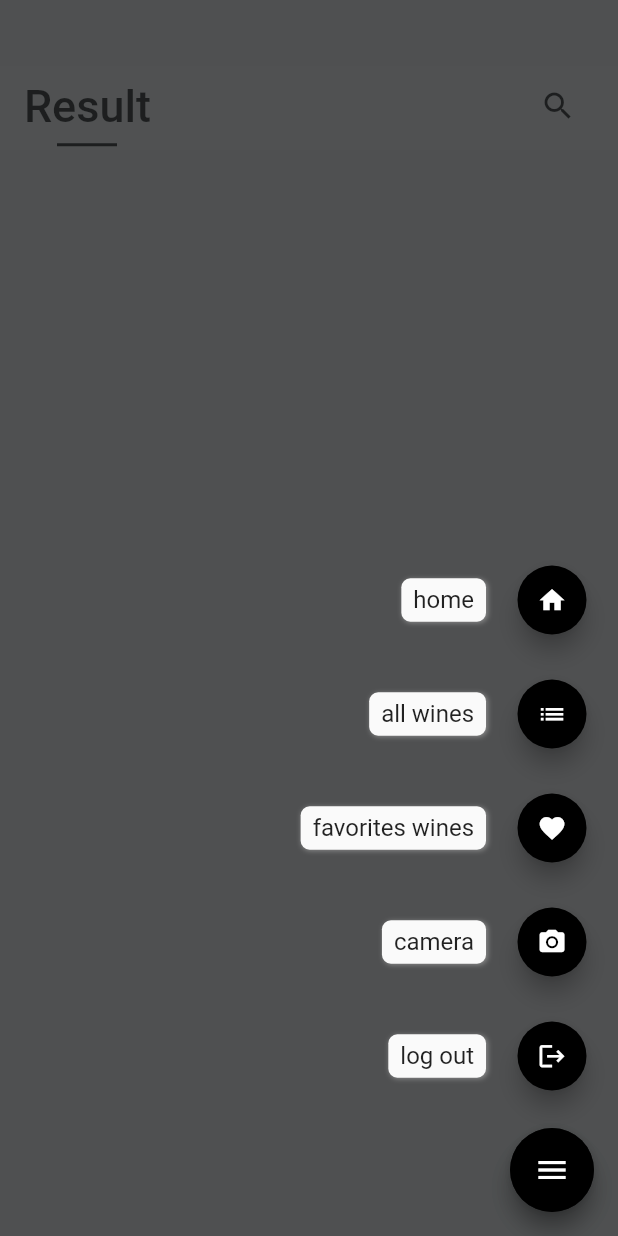
After one commit to Luo-Ying/shazam-du-vin, a Flutter app: the MySearchWineByImageResultPage screen opened directly, after a tap on the "menu" icon, on a phone screen of 412 x 824 dp. The commit adds this screen. Run offline on Flutter 3.47's test engine with Material 2 defaults, Android fonts, the phone set to English and light mode, and no system bars; drawn by our look-alikes of flutter_speed_dial; our stand-ins replace dio, flutter_rating_bar, fluttertoast, image_picker, shared_preferences; missing offline and left inert: cross_file_image, shake_animation_widget; accounts and stored records are empty.

```diff
--- a/lib/myListWinePage.dart
+++ b/lib/myListWinePage.dart
@@ -41,11 +41,9 @@ class _MyListVinPageState extends State<MyListVinPage> {
       setState(() {});
     });
     eventBus.on("addInFavoris", (arg) async {
-      print("add !!!!!!!!");
       setState(() {});
     });
     eventBus.on("removeFromFavoris", (arg) async {
-      print("remove!!!!!!!!!!!");
       setState(() {});
     });
     super.initState();
--- a/lib/myLoginPage.dart
+++ b/lib/myLoginPage.dart
@@ -111,7 +111,7 @@ class _MyLoginPageState extends State<MyLoginPage> {
                 print(jsonDecode(jsonDecode(currentUser)));
                 print(jsonDecode(jsonDecode(currentUser))[0]);
                 for (var item in jsonDecode(jsonDecode(currentUser))[0]
-                    ["vinFav"]["value"]) {
+                    ["vinFav"]) {
                   VarGlobal.CURRENTUSER_VINFAV.add(item);
                 }
                 VarGlobal.CURRENTUSERROLE =
--- /dev/null
+++ b/lib/mySearchWineByImageResultPage.dart
@@ -0,0 +1,93 @@
+import 'package:flutter/cupertino.dart';
+import 'package:flutter/material.dart';
+import 'package:image_picker/image_picker.dart';
+
+import 'components/floatingActionButionMenu.dart';
+
+class MySearchWineByImageResultPage extends StatefulWidget {
+  const MySearchWineByImageResultPage({Key? key}) : super(key: key);
+
+  @override
+  State<MySearchWineByImageResultPage> createState() =>
+      _MySearchWineByImageResultPageState();
+}
+
+class _MySearchWineByImageResultPageState
+    extends State<MySearchWineByImageResultPage> {
+  var _imgPath;
+
+  @override
+  Widget build(BuildContext context) {
+    return Scaffold(
+      appBar: buildApBar(context),
+      body: Container(
+          // child: builListViewOfListAllWine(context),
+          ),
+      floatingActionButton: buildMainMenu(context),
+    );
+    // body: ;
+  }
+
+  PreferredSize buildApBar(BuildContext context) {
+    return PreferredSize(
+      preferredSize: const Size.fromHeight(100.0),
+      child: Column(
+        children: [
+          const SizedBox(
+            height: 44.0,
+          ),
+          AppBar(
+            automaticallyImplyLeading: false,
+            backgroundColor: Colors.white,
+            shadowColor: Colors.white,
+            elevation: 0,
+            title: Stack(
+              children: [
+                Row(
+                  children: [
+                    const Text(
+                      'Result',
+                      style: TextStyle(
+                        color: Colors.black,
+                        fontSize: 30.0,
+                      ),
+                    ),
+                    Expanded(
+                        child: Align(
+                      alignment: Alignment.bottomRight,
+                      child: buildButtonSearch(context),
+                    ))
+                  ],
+                ),
+                buildTitleLine(),
+              ],
+            ),
+          )
+        ],
+      ),
+    );
+  }
+
+  Widget buildButtonSearch(BuildContext context) {
+    return IconButton(
+        onPressed: () {},
+        icon: const Icon(
+          Icons.search,
+          color: Colors.black,
+        ));
+  }
+
+  Padding buildTitleLine() {
+    return Padding(
+      padding: const EdgeInsets.only(left: 22.0, top: 49.0),
+      child: Align(
+        alignment: Alignment.bottomLeft,
+        child: Container(
+          color: Colors.black,
+          width: 40,
+          height: 2,
+        ),
+      ),
+    );
+  }
+}
```
Also changed, not shown: lib/components/floatingActionButionMenu.dart (+93 -7 lines), lib/myImagePickerWidget.dart (+1 -50 lines), lib/myMainPage.dart (+11 -1 lines), lib/services/http_service.dart (+6 -1 lines), lib/services/winesActions.dart (+29 -14 lines).
